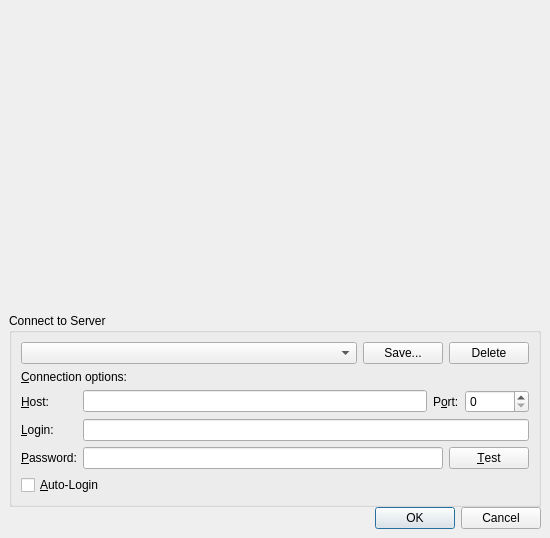
Qt form client/src/ui/dialogs/login_dialog.ui (networkoptix/nx_open) before a commit.
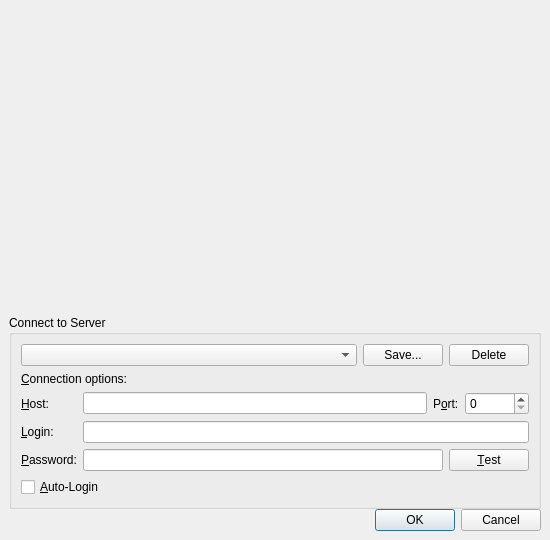
The same form after that commit. Custom widgets are drawn as their Qt base class.

Commit message:
(Issue #3794) :  Login dialog few improvements
<==== Mercurial data ====>
Branch: master

Patch:
```diff
--- a/client/src/ui/dialogs/login_dialog.ui
+++ b/client/src/ui/dialogs/login_dialog.ui
@@ -7,9 +7,15 @@
     <x>0</x>
     <y>0</y>
     <width>550</width>
-    <height>538</height>
+    <height>540</height>
    </rect>
   </property>
+  <property name="minimumSize">
+   <size>
+    <width>550</width>
+    <height>540</height>
+   </size>
+  </property>
   <property name="modal">
    <bool>false</bool>
   </property>
```
The commit also changes 3 other files.
